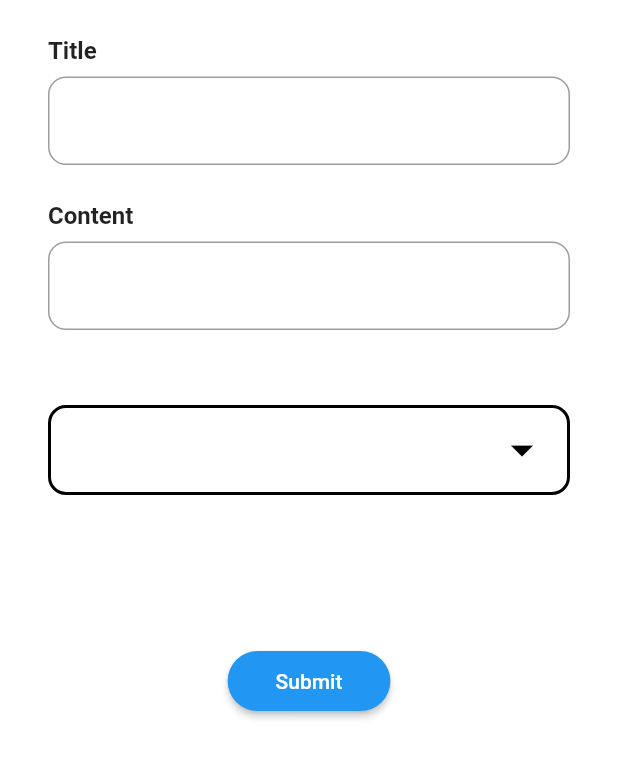
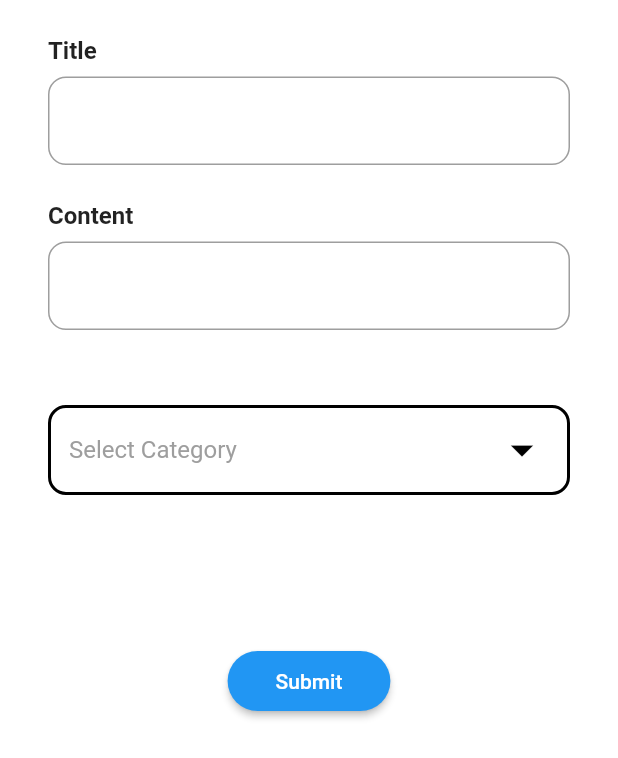
Before and after one commit to betaoverflow/donna, a Flutter app: the FormPage screen opened directly, on a phone screen of 412 x 824 dp. Shown: the top 758 px of the screen. Run offline on Flutter 3.47's test engine with Material 2 defaults, Android fonts, the phone set to English and light mode, and no system bars; our stand-ins replace animated_theme_switcher, bubble_bottom_bar, firebase_auth, firebase_core, flutter_tts; accounts and stored records are empty.

Commit message:
Feat: Add DropDown Hint

```diff
--- a/lib/widgets/dropdown.dart
+++ b/lib/widgets/dropdown.dart
@@ -34,6 +34,13 @@ class _DropDownState extends State<DropDown> {
             isExpanded: true,
             items: items.map(buildMenuItem).toList(),
             onChanged: (value) => setState(() => this.value = value),
+            hint: Align(
+              alignment: Alignment.centerLeft,
+              child: Text(
+                "Select Category",
+                style: TextStyle(color: Colors.grey),
+              ),
+            ),
           ),
         ));
   }
```
